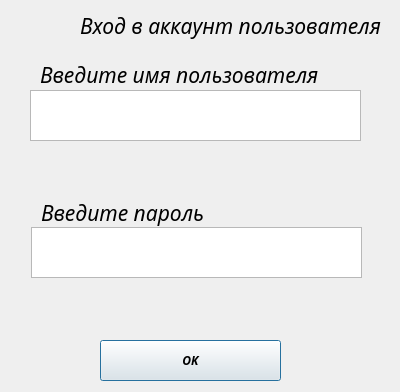
Before: the Qt Designer form Kursovaya/authentification.ui in OlgaStroeva/Course_work, drawn with Qt 5.
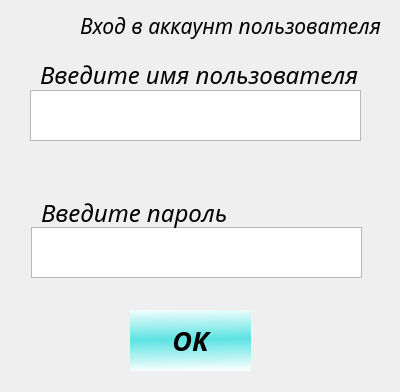
After: the same form once the commit is applied.

Patch:
```diff
--- a/Kursovaya/authentification.ui
+++ b/Kursovaya/authentification.ui
@@ -60,7 +60,7 @@
    <property name="font">
     <font>
      <family>EB Garamond</family>
-     <pointsize>16</pointsize>
+     <pointsize>18</pointsize>
      <italic>true</italic>
     </font>
    </property>
@@ -99,7 +99,7 @@
    <property name="font">
     <font>
      <family>EB Garamond</family>
-     <pointsize>16</pointsize>
+     <pointsize>18</pointsize>
      <italic>true</italic>
     </font>
    </property>
@@ -119,7 +119,7 @@
    <property name="font">
     <font>
      <family>EB Garamond</family>
-     <pointsize>16</pointsize>
+     <pointsize>18</pointsize>
      <italic>true</italic>
     </font>
    </property>
@@ -130,20 +130,26 @@
   <widget class="QPushButton" name="pushButton">
    <property name="geometry">
     <rect>
-     <x>100</x>
-     <y>340</y>
-     <width>181</width>
-     <height>41</height>
+     <x>130</x>
+     <y>310</y>
+     <width>121</width>
+     <height>61</height>
     </rect>
    </property>
    <property name="font">
     <font>
      <family>EB Garamond</family>
+     <pointsize>20</pointsize>
      <weight>75</weight>
      <italic>true</italic>
      <bold>true</bold>
     </font>
    </property>
+   <property name="styleSheet">
+    <string notr="true">background-color: qlineargradient(spread:reflect, x1:0.984615, y1:0.465909, x2:1, y2:1, stop:0 rgba(74, 225, 225, 225), stop:1 rgba(255, 255, 255, 255));
+color: rgb(0, 0, 0);
+border: none;</string>
+   </property>
    <property name="text">
     <string>OK</string>
    </property>
```
Left out of the diff: 7 changed lines with no effect on the pictures.
